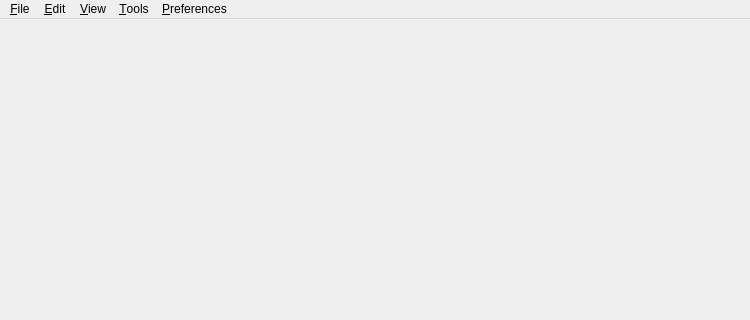
First picture: the form in Gems/ScriptCanvas/Code/Editor/View/Windows/mainwindow.ui, repository accesspointmg/org.o3de.repo.scriptcanvas, before the edit; both pictures show x 0 to 750 and y 0 to 320 of the 750 by 738 pixel window.
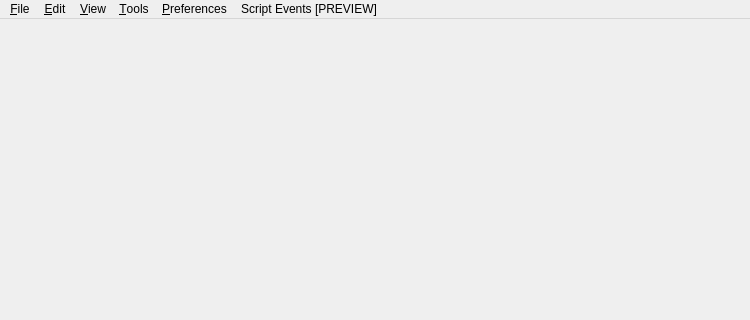
Second picture: the form after the edit. Icons and pictures are not drawn.

```diff
--- a/Gems/ScriptCanvas/Code/Editor/View/Windows/mainwindow.ui
+++ b/Gems/ScriptCanvas/Code/Editor/View/Windows/mainwindow.ui
@@ -134,12 +134,6 @@
     <addaction name="action_PresetsEditor"/>
     <addaction name="separator"/>
    </widget>
-   <!-- Disabled until tool is stabilized <widget class="QMenu" name="menuUtilities">
-    <property name="title">
-     <string>&amp;Utilities</string>
-    </property>
-    <addaction name="action_UpgradeTool"/>
-   </widget> -->
    <widget class="QMenu" name="menuSettings_2">
     <property name="title">
      <string>&amp;Preferences</string>
@@ -167,13 +161,23 @@
     <addaction name="separator"/>
     <addaction name="action_ViewRestoreDefaultLayout"/>
    </widget>
+   <widget class="QMenu" name="menuScript_Events_PREVIEW">
+    <property name="title">
+     <string>Script Events [PREVIEW]</string>
+    </property>
+    <addaction name="actionOpen_Script_Event"/>
+    <addaction name="actionSave_As_ScriptEvent"/>
+    <addaction name="separator"/>
+    <addaction name="actionAdd_Script_Event_Helpers"/>
+    <addaction name="actionParse_As_Script_Event"/>
+    <addaction name="actionClear_Script_Event_Status"/>
+   </widget>
    <addaction name="menuFile"/>
    <addaction name="menuEdit"/>
    <addaction name="menuView_2"/>
    <addaction name="menuTools_2"/>
-    <!-- Disabled until tool is stabilized <widget class="QMenu" name="menuUtilities">
-   <addaction name="menuUtilities"/> -->
    <addaction name="menuSettings_2"/>
+   <addaction name="menuScript_Events_PREVIEW"/>
   </widget>
   <widget class="QStatusBar" name="statusBar"/>
   <action name="action_New_Script">
```
Left out of the diff: 51 changed lines with no effect on the pictures.
